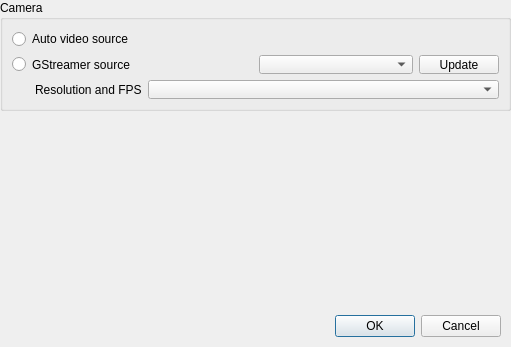
Qt form preferences.ui (aliakseis/webrtc-ui) before a commit.
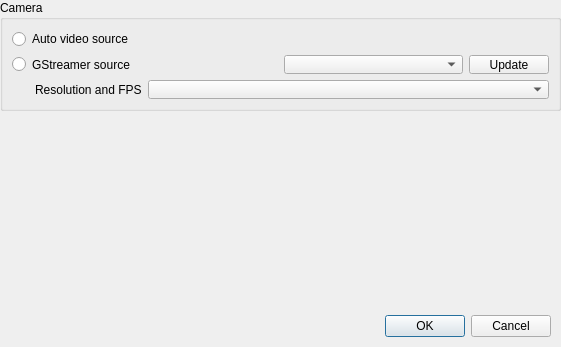
The same form after that commit.

Patch:
```diff
--- a/preferences.ui
+++ b/preferences.ui
@@ -6,7 +6,7 @@
    <rect>
     <x>0</x>
     <y>0</y>
-    <width>511</width>
+    <width>561</width>
     <height>347</height>
    </rect>
   </property>
@@ -24,7 +24,7 @@
     <rect>
      <x>0</x>
      <y>0</y>
-     <width>511</width>
+     <width>561</width>
      <height>111</height>
     </rect>
    </property>
@@ -148,7 +148,7 @@
   <widget class="QDialogButtonBox" name="buttonBox">
    <property name="geometry">
     <rect>
-     <x>160</x>
+     <x>210</x>
      <y>310</y>
      <width>341</width>
      <height>32</height>
```
